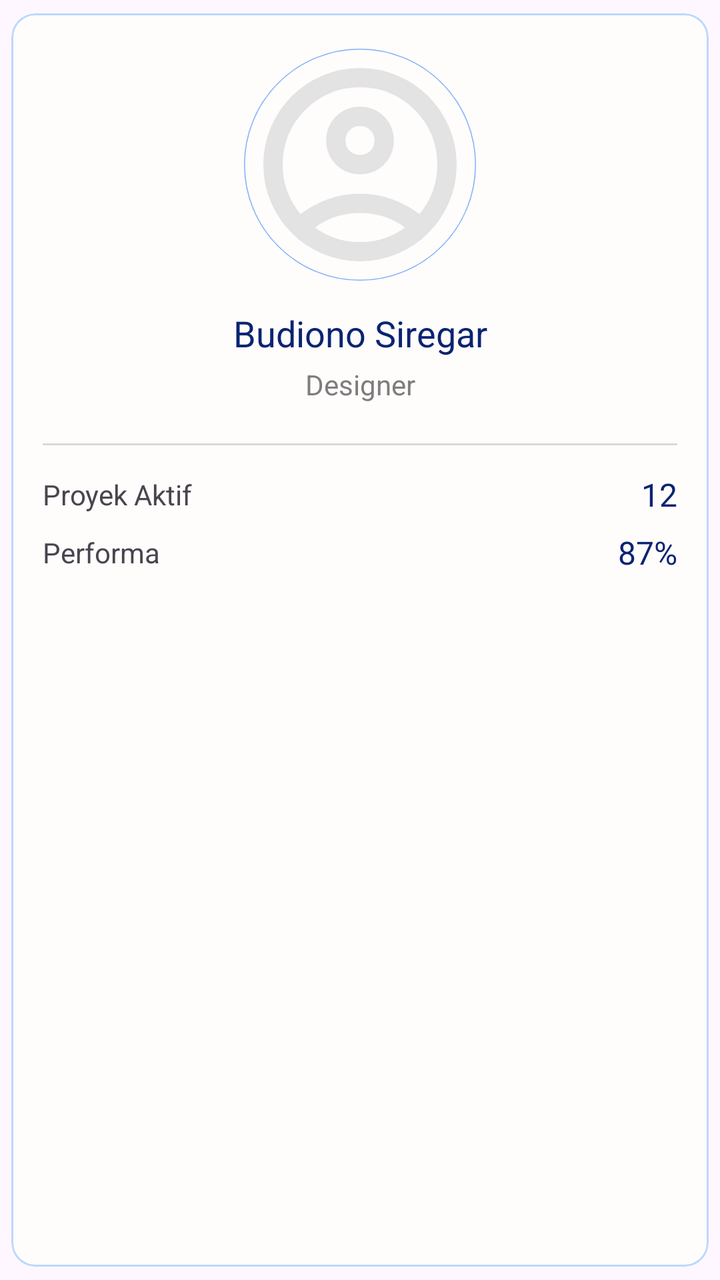
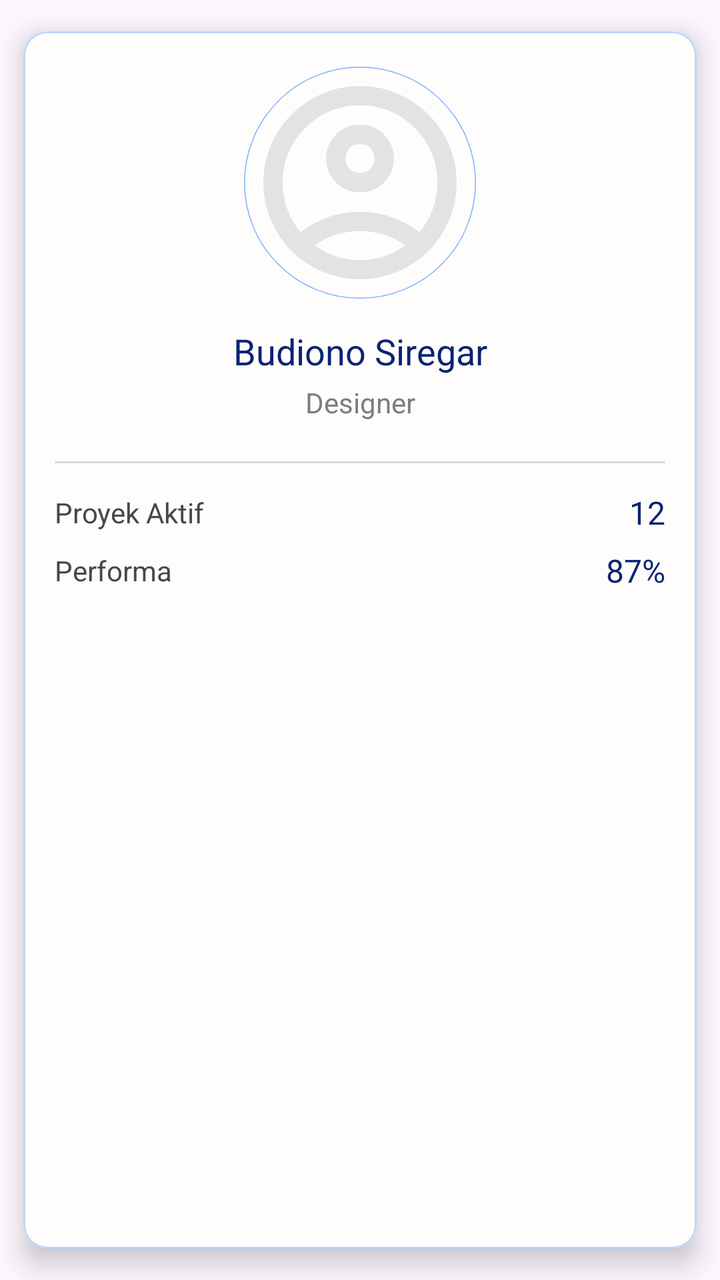

Screens rendered from an Android XML layout before and after an edit, with the pre-edit source and the edit as a unified diff.
<!-- AndroidManifest.xml: application theme Theme.DNA -->
<!-- res/layout/item_karyawan.xml -->
<?xml version="1.0" encoding="utf-8"?>
<com.google.android.material.card.MaterialCardView
    xmlns:android="http://schemas.android.com/apk/res/android"
    xmlns:app="http://schemas.android.com/apk/res-auto"
    android:layout_width="match_parent"
    android:layout_height="wrap_content"
    android:layout_marginStart="24dp"
    android:layout_marginEnd="24dp"
    android:layout_marginBottom="10dp"
    android:backgroundTint="@color/white2"
    app:strokeColor="@color/blueterang12"
    app:strokeWidth="1dp"
    app:cardUseCompatPadding="true"
    android:id="@+id/card_karyawan">

    <androidx.constraintlayout.widget.ConstraintLayout
        android:layout_width="match_parent"
        android:layout_height="wrap_content"
        android:padding="16dp">

        
        <com.google.android.material.imageview.ShapeableImageView
            android:id="@+id/profileImage"
            android:padding="2dp"
            android:layout_width="120dp"
            android:layout_height="120dp"
            android:scaleType="centerCrop"
            android:src="@drawable/profile"
            android:clipToOutline="true"
            app:strokeWidth="1dp"
            app:strokeColor="@color/blueterang"
            app:shapeAppearanceOverlay="@style/CircleImage"
            app:layout_constraintTop_toTopOf="parent"
            app:layout_constraintStart_toStartOf="parent"
            app:layout_constraintEnd_toEndOf="parent"/>

        
        <TextView
            android:id="@+id/namakaryawan2"
            android:layout_width="wrap_content"
            android:layout_height="wrap_content"
            android:text="Budiono Siregar"
            android:textSize="18sp"
            android:layout_marginTop="12dp"
            app:layout_constraintTop_toBottomOf="@id/profileImage"
            app:layout_constraintStart_toStartOf="parent"
            app:layout_constraintEnd_toEndOf="parent"
            android:textColor="@color/darkblue"/>

        
        <TextView
            android:id="@+id/keahlian"
            android:layout_width="wrap_content"
            android:layout_height="wrap_content"
            android:text="Designer"
            android:textSize="14sp"
            android:textColor="@color/abuabu"
            android:layout_marginTop="4dp"
            app:layout_constraintTop_toBottomOf="@id/namakaryawan2"
            app:layout_constraintStart_toStartOf="parent"
            app:layout_constraintEnd_toEndOf="parent"/>

        
        <View
            android:id="@+id/garis"
            android:layout_width="0dp"
            android:layout_height="1dp"
            android:layout_marginTop="20dp"
            android:background="#D9D9D9"
            app:layout_constraintTop_toBottomOf="@id/keahlian"
            app:layout_constraintStart_toStartOf="parent"
            app:layout_constraintEnd_toEndOf="parent"/>

        
        <TextView
            android:id="@+id/proyekAktif"
            android:layout_width="wrap_content"
            android:layout_height="wrap_content"
            android:text="Proyek Aktif"
            android:layout_marginTop="15dp"
            app:layout_constraintTop_toBottomOf="@id/garis"
            app:layout_constraintStart_toStartOf="parent"/>

        
        <TextView
            android:id="@+id/angkaProyek"
            android:layout_width="wrap_content"
            android:layout_height="wrap_content"
            android:text="12"
            android:textSize="16sp"
            android:textColor="@color/darkblue"
            app:layout_constraintTop_toTopOf="@id/proyekAktif"
            app:layout_constraintBottom_toBottomOf="@id/proyekAktif"
            app:layout_constraintEnd_toEndOf="parent"/>

        
        <TextView
            android:id="@+id/performa"
            android:layout_width="wrap_content"
            android:layout_height="wrap_content"
            android:text="Performa"
            android:layout_marginTop="10dp"
            app:layout_constraintTop_toBottomOf="@id/proyekAktif"
            app:layout_constraintStart_toStartOf="parent"/>

        
        <TextView
            android:id="@+id/angkaPerforma"
            android:layout_width="wrap_content"
            android:layout_height="wrap_content"
            android:text="87%"
            android:textColor="@color/darkblue"
            android:textSize="16sp"
            app:layout_constraintTop_toTopOf="@id/performa"
            app:layout_constraintBottom_toBottomOf="@id/performa"
            app:layout_constraintEnd_toEndOf="parent"/>

    </androidx.constraintlayout.widget.ConstraintLayout>
</com.google.android.material.card.MaterialCardView>
<!-- resources referenced by this layout -->
<resources>
  <color name="abuabu">#7E7C7C</color>
  <color name="blueterang">#7CB1FB</color>
  <color name="blueterang12">#BCD8FB</color>
  <color name="darkblue">#0A2472</color>
  <color name="white2">#FFFCFC</color>
  <!-- drawable profile (drawable) -->
  <vector xmlns:android="http://schemas.android.com/apk/res/android"
      android:width="24dp"
      android:height="24dp"
      android:viewportWidth="960"
      android:viewportHeight="960">
    <path
        android:pathData="M234,684q51,-39 114,-61.5T480,600q69,0 132,22.5T726,684q35,-41 54.5,-93T800,480q0,-133 -93.5,-226.5T480,160q-133,0 -226.5,93.5T160,480q0,59 19.5,111t54.5,93ZM480,520q-59,0 -99.5,-40.5T340,380q0,-59 40.5,-99.5T480,240q59,0 99.5,40.5T620,380q0,59 -40.5,99.5T480,520ZM480,880q-83,0 -156,-31.5T197,763q-54,-54 -85.5,-127T80,480q0,-83 31.5,-156T197,197q54,-54 127,-85.5T480,80q83,0 156,31.5T763,197q54,54 85.5,127T880,480q0,83 -31.5,156T763,763q-54,54 -127,85.5T480,880ZM480,800q53,0 100,-15.5t86,-44.5q-39,-29 -86,-44.5T480,680q-53,0 -100,15.5T294,740q39,29 86,44.5T480,800ZM480,440q26,0 43,-17t17,-43q0,-26 -17,-43t-43,-17q-26,0 -43,17t-17,43q0,26 17,43t43,17ZM480,380ZM480,740Z"
        android:fillColor="#e3e3e3"/>
  </vector>
  <style name="CircleImage">
          <item name="cornerFamily">rounded</item>
          <item name="cornerSize">50%</item>
      </style>
  <style name="Theme.DNA" parent="Base.Theme.DNA" />
  <style name="Base.Theme.DNA" parent="Theme.Material3.DayNight.NoActionBar">
          
          
          <item name="windowSplashScreenBackground">@color/white</item>
          <item name="android:statusBarColor">@color/birumodern</item>
      </style>
  <color name="white">#F5F5F5</color>
  <color name="birumodern">#0D2F8F</color>
</resources>

<!-- the commit's change to res/layout/item_karyawan.xml (unified diff, before → after) -->
@@ -10,6 +10,7 @@
     android:backgroundTint="@color/white2"
     app:strokeColor="@color/blueterang12"
     app:strokeWidth="1dp"
+    app:cardElevation="8dp"
     app:cardUseCompatPadding="true"
     android:id="@+id/card_karyawan">
 
